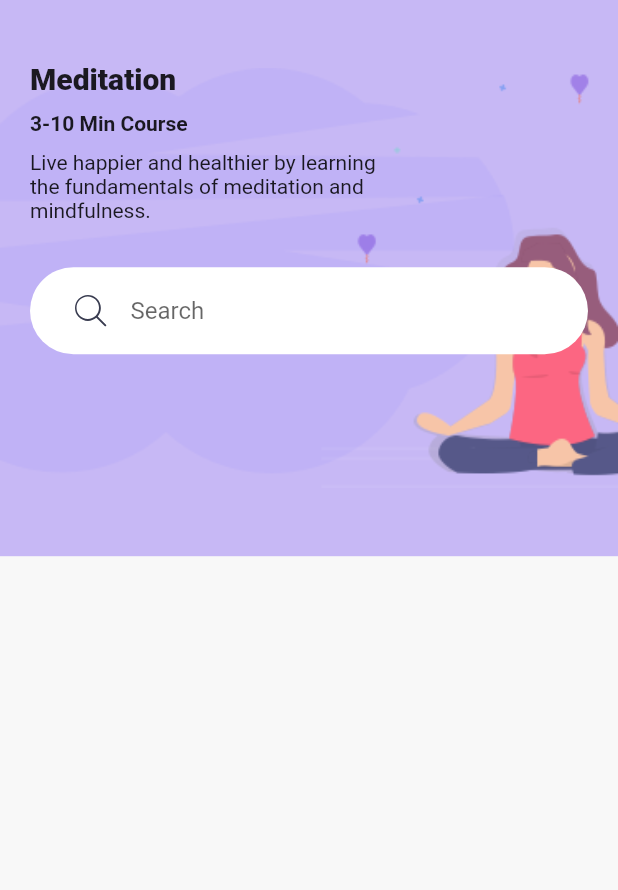
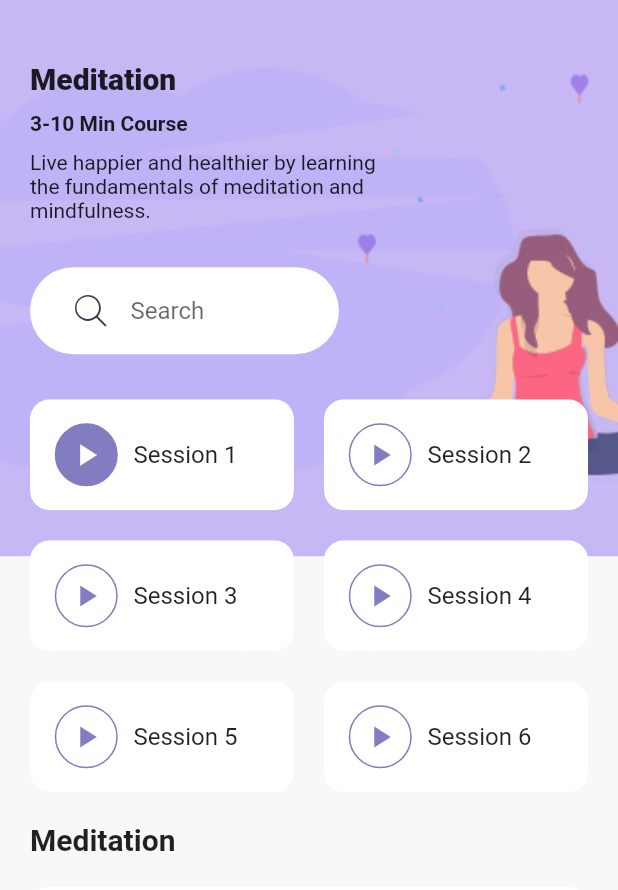
Before and after one commit to kharioki/Daily_exercises_app, a Flutter app: the DetailsScreen screen opened directly, on a phone screen of 412 x 824 dp. Shown: the top 890 px of the screen. Run offline on Flutter 3.47's test engine with Material 2 defaults, Android fonts, the phone set to English and light mode, and no system bars; our stand-ins replace flutter_svg.

Commit message:
session widget

```diff
--- a/lib/screens/details_screen.dart
+++ b/lib/screens/details_screen.dart
@@ -34,7 +34,7 @@ class DetailsScreen extends StatelessWidget {
                     style: Theme.of(context)
                         .textTheme
                         .headline6
-                        .copyWith(fontWeight: FontWeight.w800),
+                        .copyWith(fontWeight: FontWeight.w900),
                   ),
                   SizedBox(height: 10),
                   Text(
@@ -47,7 +47,65 @@ class DetailsScreen extends StatelessWidget {
                     child: Text(
                         'Live happier and healthier by learning the fundamentals of meditation and mindfulness.'),
                   ),
-                  SearchBar(),
+                  SizedBox(
+                    width: size.width * .5, // 50% of width
+                    child: SearchBar(),
+                  ),
+                  Wrap(
+                    spacing: 20,
+                    runSpacing: 20,
+                    children: <Widget>[
+                      SessionCard(
+                        sessionNum: 1,
+                        isDone: true,
+                        press: () {},
+                      ),
+                      SessionCard(
+                        sessionNum: 2,
+                        press: () {},
+                      ),
+                      SessionCard(
+                        sessionNum: 3,
+                        press: () {},
+                      ),
+                      SessionCard(
+                        sessionNum: 4,
+                        press: () {},
+                      ),
+                      SessionCard(
+                        sessionNum: 5,
+                        press: () {},
+                      ),
+                      SessionCard(
+                        sessionNum: 6,
+                        press: () {},
+                      ),
+                    ],
+                  ),
+                  SizedBox(height: 20),
+                  Text(
+                    'Meditation',
+                    style: Theme.of(context)
+                        .textTheme
+                        .headline6
+                        .copyWith(fontWeight: FontWeight.bold),
+                  ),
+                  Container(
+                    margin: EdgeInsets.symmetric(vertical: 20),
+                    height: 90,
+                    decoration: BoxDecoration(
+                      color: Colors.white,
+                      borderRadius: BorderRadius.circular(13),
+                      boxShadow: [
+                        BoxShadow(
+                          offset: Offset(0, 17),
+                          blurRadius: 23,
+                          spreadRadius: -13,
+                          color: kShadowColor,
+                        ),
+                      ],
+                    ),
+                  ),
                 ],
               ),
             ),
@@ -57,3 +115,73 @@ class DetailsScreen extends StatelessWidget {
     );
   }
 }
+
+class SessionCard extends StatelessWidget {
+  final int sessionNum;
+  final bool isDone;
+  final Function press;
+
+  const SessionCard({
+    Key key,
+    this.sessionNum,
+    this.isDone = false,
+    this.press,
+  }) : super(key: key);
+
+  @override
+  Widget build(BuildContext context) {
+    return LayoutBuilder(builder: (context, constraint) {
+      return ClipRRect(
+        borderRadius: BorderRadius.circular(13),
+        child: Container(
+          width: constraint.maxWidth / 2 -
+              10, //provides us with available max width for this widget
+          // padding: EdgeInsets.all(16),
+          decoration: BoxDecoration(
+            color: Colors.white,
+            borderRadius: BorderRadius.circular(13),
+            boxShadow: [
+              BoxShadow(
+                offset: Offset(0, 17),
+                blurRadius: 23,
+                spreadRadius: -13,
+                color: kShadowColor,
+              ),
+            ],
+          ),
+          child: Material(
+            color: Colors.transparent,
+            child: InkWell(
+              onTap: press,
+              child: Padding(
+                padding: const EdgeInsets.all(16.0),
+                child: Row(
+                  children: <Widget>[
+                    Container(
+                      height: 42,
+                      width: 43,
+                      decoration: BoxDecoration(
+                        color: isDone ? kBlueColor : Colors.white,
+                        shape: BoxShape.circle,
+                        border: Border.all(color: kBlueColor),
+                      ),
+                      child: Icon(
+                        Icons.play_arrow,
+                        color: isDone ? Colors.white : kBlueColor,
+                      ),
+                    ),
+                    SizedBox(width: 10),
+                    Text(
+                      'Session $sessionNum',
+                      style: Theme.of(context).textTheme.subtitle1,
+                    ),
+                  ],
+                ),
+              ),
+            ),
+          ),
+        ),
+      );
+    });
+  }
+}
```
